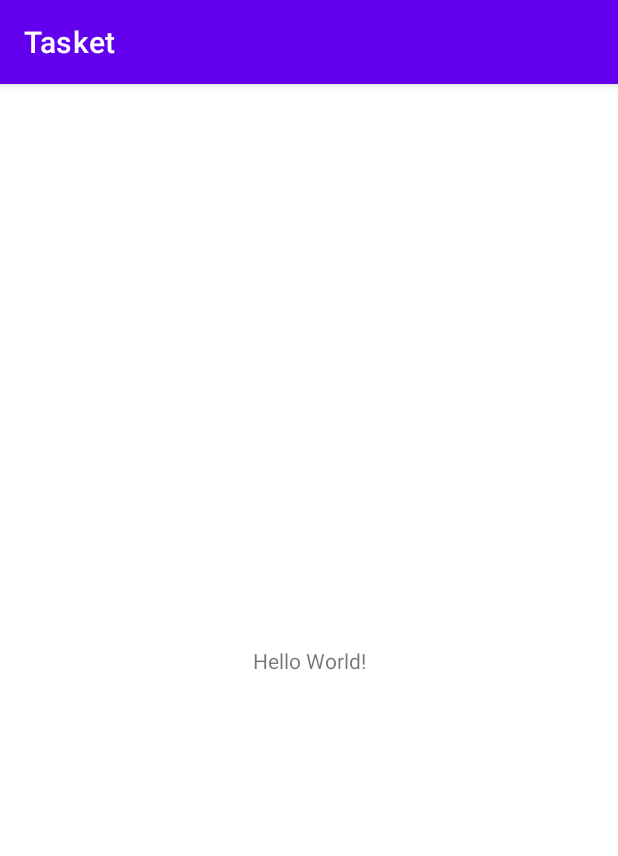
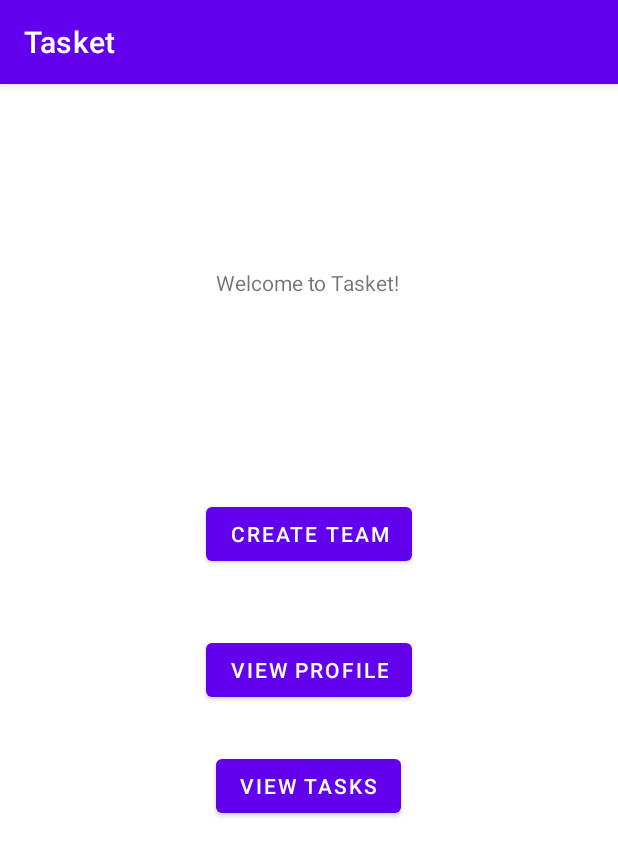
Before and after one commit to lsmednick/Tasket, an Android app: the screen it shows after launch (MainActivity), on a phone screen of 412 x 824 dp. Shown: the top 856 px of the screen. Run offline under Robolectric (Android 15) with nearby library versions, the phone set to English and light mode, and no system bars.

Commit message:
Added buttons to main activity

```diff
--- a/app/src/main/res/layout/activity_main.xml
+++ b/app/src/main/res/layout/activity_main.xml
@@ -7,12 +7,52 @@
     tools:context=".MainActivity">
 
     <TextView
+        android:id="@+id/textView"
         android:layout_width="wrap_content"
         android:layout_height="wrap_content"
-        android:text="Hello World!"
+        android:text="@string/welcome"
         app:layout_constraintBottom_toBottomOf="parent"
+        app:layout_constraintHorizontal_bias="0.498"
         app:layout_constraintLeft_toLeftOf="parent"
         app:layout_constraintRight_toRightOf="parent"
-        app:layout_constraintTop_toTopOf="parent" />
+        app:layout_constraintTop_toTopOf="parent"
+        app:layout_constraintVertical_bias="0.164" />
+
+    <Button
+        android:id="@+id/create_team_btn"
+        android:layout_width="wrap_content"
+        android:layout_height="wrap_content"
+        android:text="@string/create_team"
+        app:layout_constraintBottom_toBottomOf="parent"
+        app:layout_constraintEnd_toEndOf="parent"
+        app:layout_constraintStart_toStartOf="parent"
+        app:layout_constraintTop_toTopOf="parent"
+        app:layout_constraintVertical_bias="0.383" />
+
+    <Button
+        android:id="@+id/view_profile_btn"
+        android:layout_width="wrap_content"
+        android:layout_height="wrap_content"
+        android:layout_marginBottom="312dp"
+        android:text="@string/view_profile"
+        app:layout_constraintBottom_toBottomOf="parent"
+        app:layout_constraintEnd_toEndOf="parent"
+        app:layout_constraintHorizontal_bias="0.501"
+        app:layout_constraintStart_toStartOf="parent"
+        app:layout_constraintTop_toBottomOf="@+id/create_team_btn"
+        app:layout_constraintVertical_bias="0.508" />
+
+    <Button
+        android:id="@+id/view_tasks_btn"
+        android:layout_width="wrap_content"
+        android:layout_height="wrap_content"
+        android:layout_marginStart="4dp"
+        android:text="@string/view_tasks"
+        app:layout_constraintBottom_toBottomOf="parent"
+        app:layout_constraintEnd_toEndOf="parent"
+        app:layout_constraintHorizontal_bias="0.492"
+        app:layout_constraintStart_toStartOf="parent"
+        app:layout_constraintTop_toBottomOf="@+id/view_profile_btn"
+        app:layout_constraintVertical_bias="0.095" />
 
 </androidx.constraintlayout.widget.ConstraintLayout>
--- a/app/src/main/res/values/strings.xml
+++ b/app/src/main/res/values/strings.xml
@@ -1,3 +1,9 @@
 <resources>
     <string name="app_name">Tasket</string>
+    <string name="create_team">Create Team</string>
+    <string name="view_tasks">View Tasks</string>
+    <string name="view_profile">View Profile</string>
+    <string name="welcome">Welcome to Tasket!</string>
+
+
 </resources>
```
